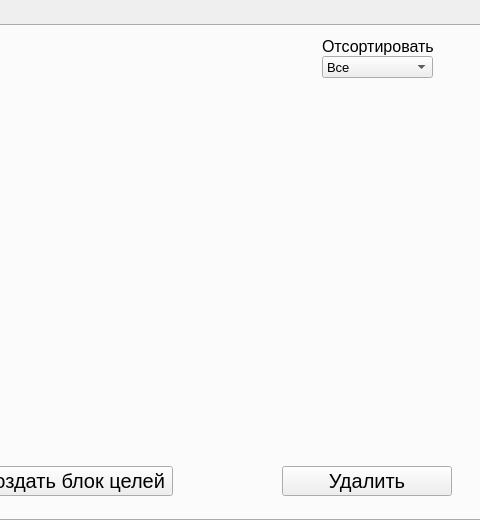
First picture: the form in Designs/main_window.ui, repository Qusdy/YNDX_ProjectsGibalin, before the edit; both pictures show x 270 to 750 and y 0 to 520 of the 750 by 520 pixel window.
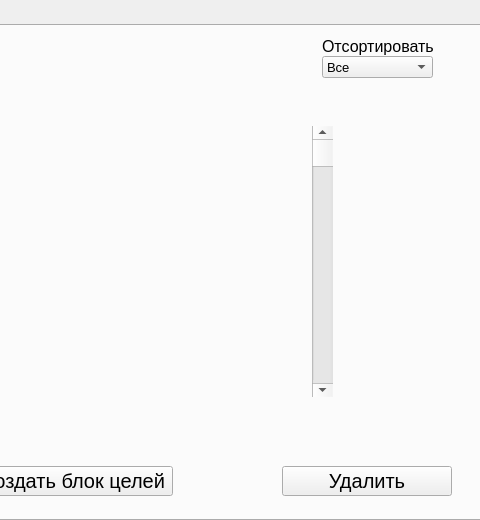
Second picture: the form after the edit. Icons and pictures are not drawn.

Diff of the .ui file:
```diff
--- a/Designs/main_window.ui
+++ b/Designs/main_window.ui
@@ -161,6 +161,37 @@
       <string>Создать блок целей</string>
      </property>
     </widget>
+    <widget class="QWidget" name="verticalLayoutWidget_2">
+     <property name="geometry">
+      <rect>
+       <x>10</x>
+       <y>10</y>
+       <width>571</width>
+       <height>421</height>
+      </rect>
+     </property>
+     <layout class="QVBoxLayout" name="goals_layout">
+      <property name="sizeConstraint">
+       <enum>QLayout::SetFixedSize</enum>
+      </property>
+     </layout>
+    </widget>
+    <widget class="QScrollBar" name="scroll_bar">
+     <property name="geometry">
+      <rect>
+       <x>580</x>
+       <y>100</y>
+       <width>21</width>
+       <height>271</height>
+      </rect>
+     </property>
+     <property name="layoutDirection">
+      <enum>Qt::LeftToRight</enum>
+     </property>
+     <property name="orientation">
+      <enum>Qt::Vertical</enum>
+     </property>
+    </widget>
    </widget>
    <widget class="QWidget" name="tab_calendar">
     <attribute name="title">
```
Left out of the diff: 4 changed lines with no effect on the pictures.
